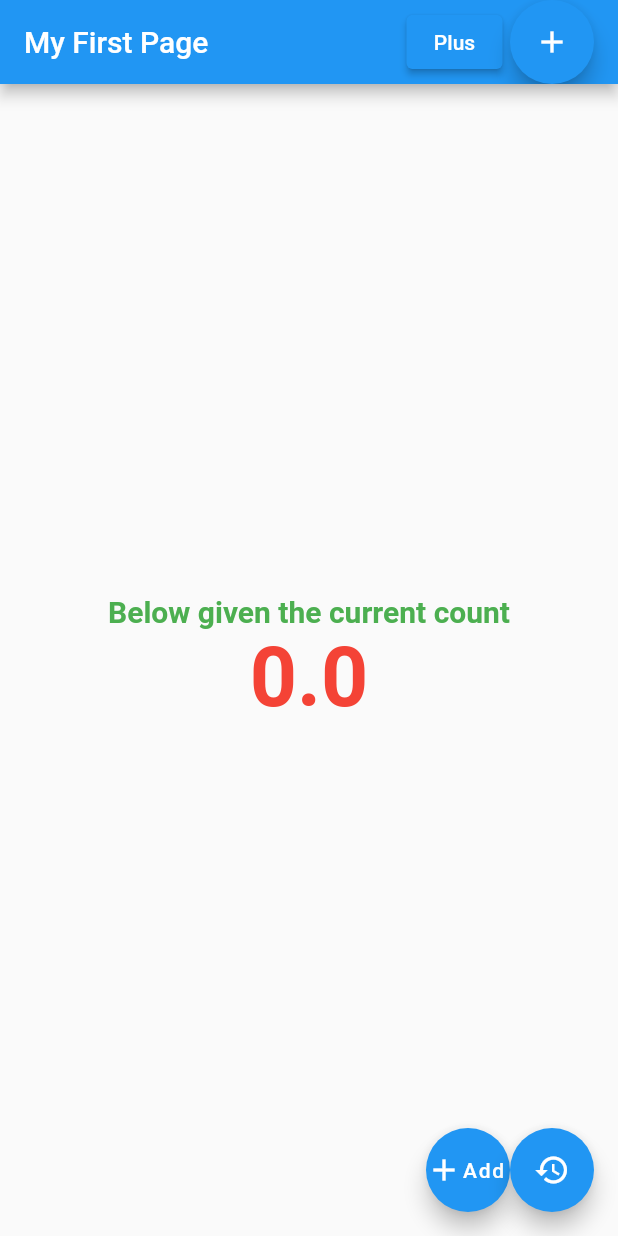
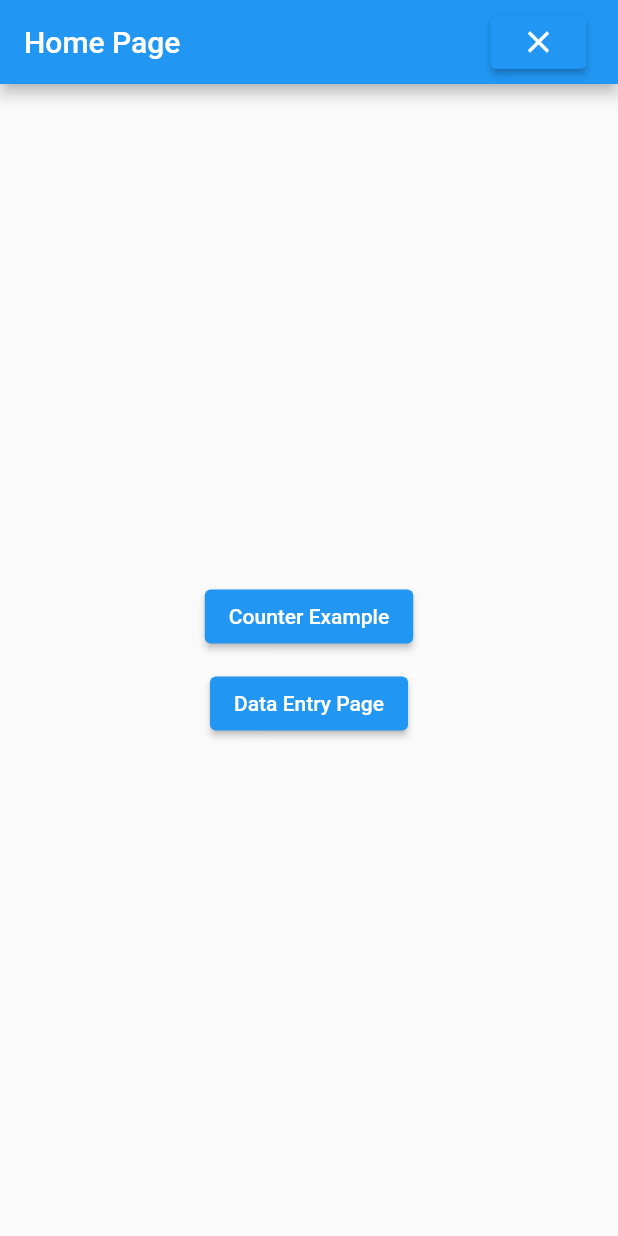
Before and after one commit to rojicp/flutter_application_2, a Flutter app: the screen it shows after launch, on a phone screen of 412 x 824 dp. Run offline on Flutter 3.47's test engine with Material 2 defaults, Android fonts, the phone set to English and light mode, and no system bars.

Commit message:
14th July - Pages

```diff
--- a/lib/main.dart
+++ b/lib/main.dart
@@ -1,4 +1,6 @@
 import 'package:flutter/material.dart';
+import 'students.dart';
+import 'counter.dart';
 
 void main() {
   runApp(const TrainingApp());
@@ -12,86 +14,79 @@ class TrainingApp extends StatefulWidget {
 }
 
 class _TrainingAppState extends State<TrainingApp> {
-  double count = 0;
+  String pageCaption = "Home Page";
+  String pageName = "home";
+
+  Widget homePageButtons() {
+    return Center(
+      child: Column(mainAxisAlignment: MainAxisAlignment.center, children: [
+        ElevatedButton(
+          onPressed: () {
+            setState(() {
+              pageName = "counter";
+              pageCaption = "Counter Example";
+            });
+
+            // Navigator.push(context, MaterialPageRoute(
+            //   builder: (context) {
+            //     return CounterWidget();
+            //   },
+            // ));
+          },
+          child: const Text("Counter Example"),
+        ),
+        const SizedBox(
+          height: 10,
+        ),
+        ElevatedButton(
+          onPressed: () {
+            setState(() {
+              pageName = "student";
+              pageCaption = "Student Page";
+            });
+          },
+          child: const Text("Data Entry Page"),
+        ),
+      ]),
+    );
+  }
 
   @override
   Widget build(BuildContext context) {
     return MaterialApp(
       title: "This is a Title",
       home: Scaffold(
-        floatingActionButton: Row(
-          mainAxisAlignment: MainAxisAlignment.end,
-          children: [
-            FloatingActionButton(
-              onPressed: () {
-                setState(() {
-                  count++;
-                });
-
-                print(count);
-              },
-              child: const Row(
-                children: [Icon(Icons.add), Text("Add")],
-              ),
-            ),
-            FloatingActionButton(
-              onPressed: () {
-                setState(() {
-                  count = 0;
-                });
-
-                print(count);
-              },
-              child: const Icon(Icons.restore),
-            ),
-          ],
-        ),
         appBar: AppBar(
           title: Row(
             children: [
-              const Text("My First Page"),
+              Text(pageCaption),
               const Spacer(),
               ElevatedButton(
                   onPressed: () {
-                    count++;
-                    setState(() {});
+                    setState(() {
+                      pageName = "home";
+                      pageCaption = "Home Page";
+                    });
                   },
-                  child: const Text("Plus")),
+                  child: const Icon(Icons.close)),
               const SizedBox(
                 width: 5,
-              ),
-              FloatingActionButton(
-                onPressed: () {
-                  setState(() {
-                    count++;
-                  });
-
-                  print(count);
-                },
-                child: const Icon(Icons.add),
               ),
             ],
           ),
         ),
-        body: Center(
-            child: Column(
-          mainAxisAlignment: MainAxisAlignment.center,
-          //crossAxisAlignment: CrossAxisAlignment.center,
-          children: [
-            const Text(
-              "Below given the current count",
-              style: TextStyle(
-                  fontSize: 20,
-                  fontWeight: FontWeight.bold,
-                  color: Colors.green),
-            ),
-            Text(
-              count.toString(),
-              style: const TextStyle(
-                  fontSize: 55, fontWeight: FontWeight.bold, color: Colors.red),
-            ),
-          ],
-        )),
+        body: Builder(builder: (context) {
+          switch (pageName) {
+            case "counter":
+              return const CounterWidget();
+
+            case "student":
+              return const StudentPage();
+
+            default:
+              return homePageButtons();
+          }
+        }),
       ),
     );
   }
```
Also changed, not shown: lib/counter.dart (added, +69 -0 lines), lib/main_old.dart (deleted, +0 -110 lines), lib/students.dart (added, +15 -0 lines).
